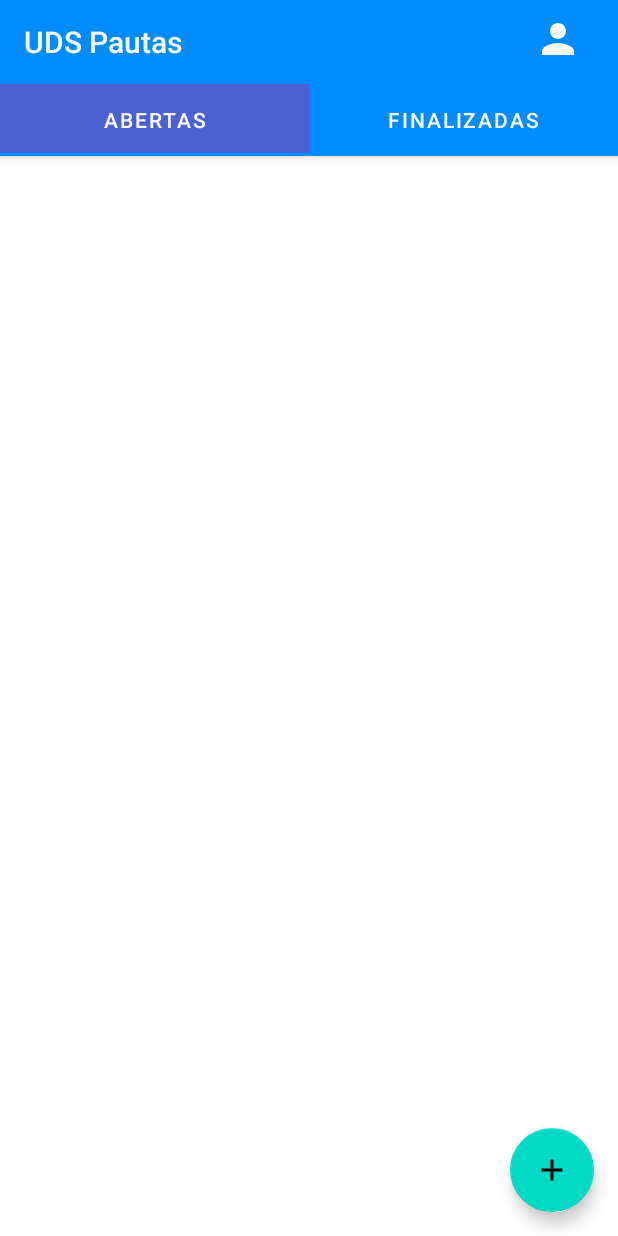
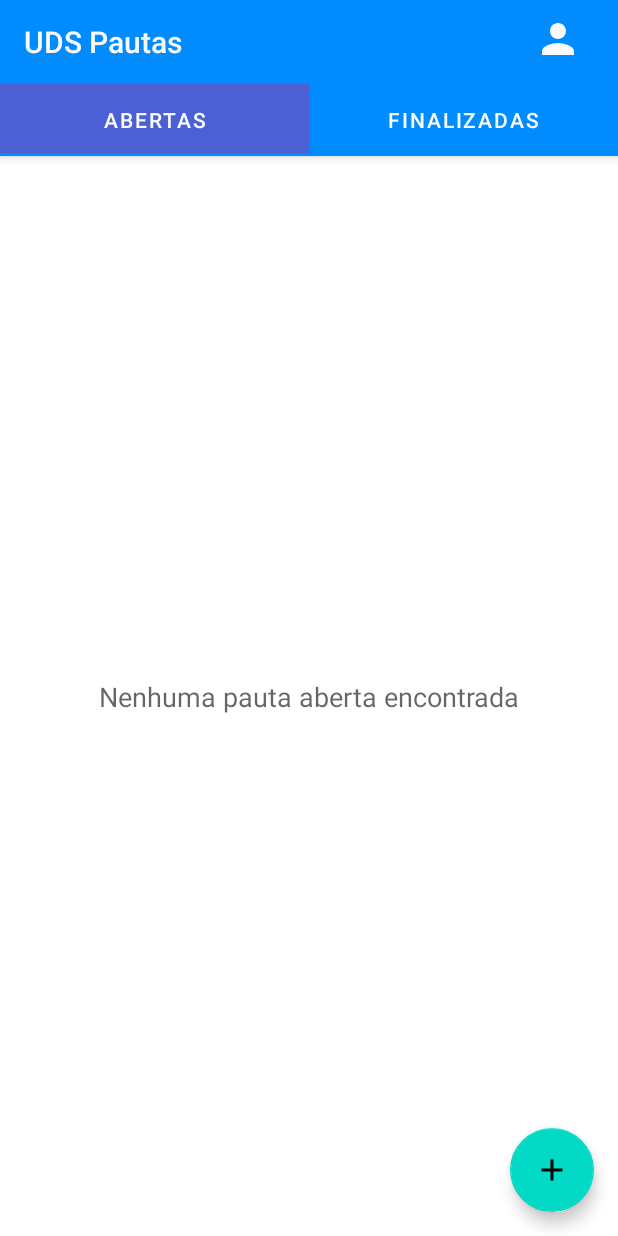
Before and after one commit to leosimas/pautas, an Android app: the AgendaListFragment screen opened directly, with no data from a screen before it, on a phone screen of 412 x 824 dp. Run offline under Robolectric (Android 15) with nearby library versions, the phone set to English and light mode, and no system bars; our stand-ins replace Room's generated code; libraries missing offline, so code that uses them is left out: com.hadilq.liveevent.

Commit message:
empty text in agenda lists

```diff
--- a/app/src/main/java/com/leosimas/udsagenda/ui/agendalist/AgendaListFragment.kt
+++ b/app/src/main/java/com/leosimas/udsagenda/ui/agendalist/AgendaListFragment.kt
@@ -37,6 +37,7 @@ class AgendaListFragment : Fragment() {
         }
     }
 
+    private lateinit var filter: AgendaFilter
     private lateinit var adapter: AgendaAdapter
     private lateinit var viewModel: AgendaListViewModel
 
@@ -56,6 +57,9 @@ class AgendaListFragment : Fragment() {
     override fun onCreate(savedInstanceState: Bundle?) {
         super.onCreate(savedInstanceState)
         AgendaListReceiver.register(context, receiver)
+        val ordinal = arguments?.getInt(ARG_FILTER)
+        filter = AgendaFilter.values().find { ordinal == it.ordinal }
+            ?: AgendaFilter.OPEN
         initViewModel()
     }
 
@@ -69,6 +73,9 @@ class AgendaListFragment : Fragment() {
                 context, DividerItemDecoration.VERTICAL
             )
         )
+        var resFilter = if (filter == AgendaFilter.OPEN) R.string.open_agenda
+            else R.string.closed_agenda
+        textEmpty.text = getString(R.string.empty_agenda_list, getString(resFilter))
     }
 
     override fun onDestroy() {
@@ -79,13 +86,11 @@ class AgendaListFragment : Fragment() {
     private fun initViewModel() {
         viewModel = ViewModelProvider(this).get(AgendaListViewModel::class.java)
             .apply {
-                val ordinal = arguments?.getInt(ARG_FILTER)
-                val filter = AgendaFilter.values().find { ordinal == it.ordinal }
-                    ?: AgendaFilter.OPEN
                 setFilter(filter)
             }
         viewModel.listAgendas.observe(this, Observer {
             adapter.update(it)
+            if (it.isEmpty()) textEmpty.visible() else textEmpty.gone()
         })
     }
 
--- a/app/src/main/res/layout/fragment_agenda_list.xml
+++ b/app/src/main/res/layout/fragment_agenda_list.xml
@@ -18,4 +18,15 @@
         tools:layout_constraintStart_creator="1"
         tools:layout_constraintTop_creator="1" />
 
+    <TextView
+        android:id="@+id/textEmpty"
+        android:layout_width="wrap_content"
+        android:layout_height="wrap_content"
+        android:padding="@dimen/margin_medium"
+        android:textAppearance="@style/TextAppearance.AppCompat.Medium"
+        app:layout_constraintBottom_toBottomOf="@+id/recyclerView"
+        app:layout_constraintEnd_toEndOf="@+id/recyclerView"
+        app:layout_constraintStart_toStartOf="@+id/recyclerView"
+        app:layout_constraintTop_toTopOf="@+id/recyclerView" />
+
 </androidx.constraintlayout.widget.ConstraintLayout>
--- a/app/src/main/res/values/strings.xml
+++ b/app/src/main/res/values/strings.xml
@@ -34,4 +34,7 @@
     <string name="details_required">Digite o detalhamento</string>
     <string name="author_required">Digite o nome do autor</string>
     <string name="reopen">Reabrir</string>
+    <string name="empty_agenda_list">Nenhuma pauta %s encontrada</string>
+    <string name="open_agenda">aberta</string>
+    <string name="closed_agenda">finalizada</string>
 </resources>
```
